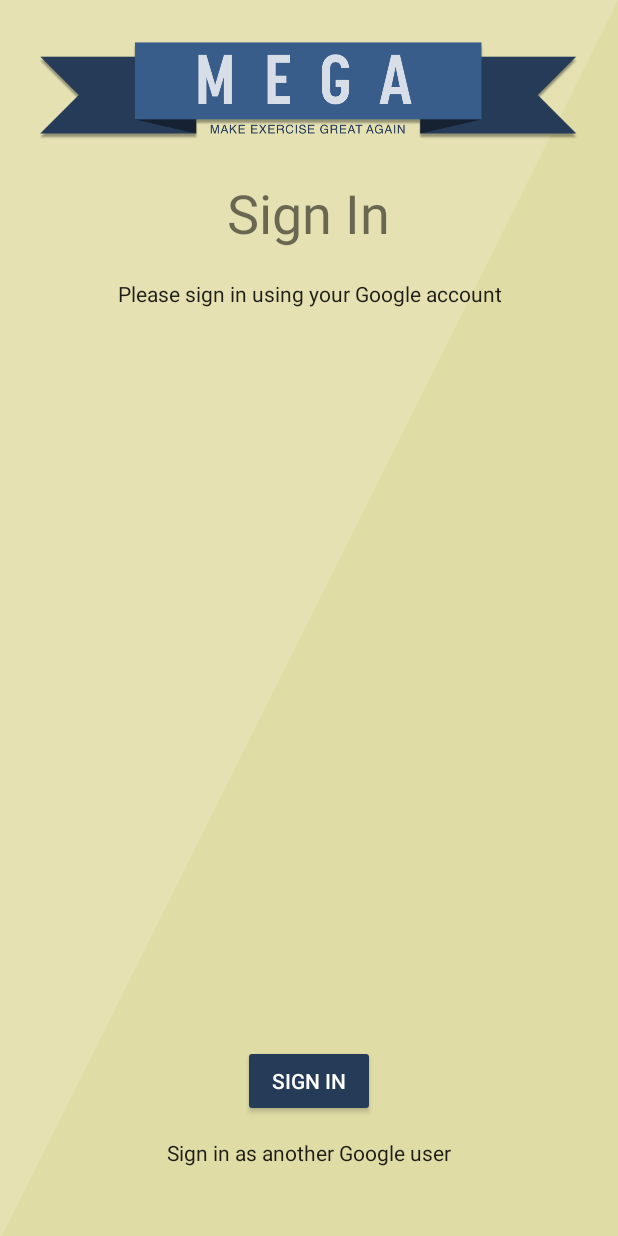
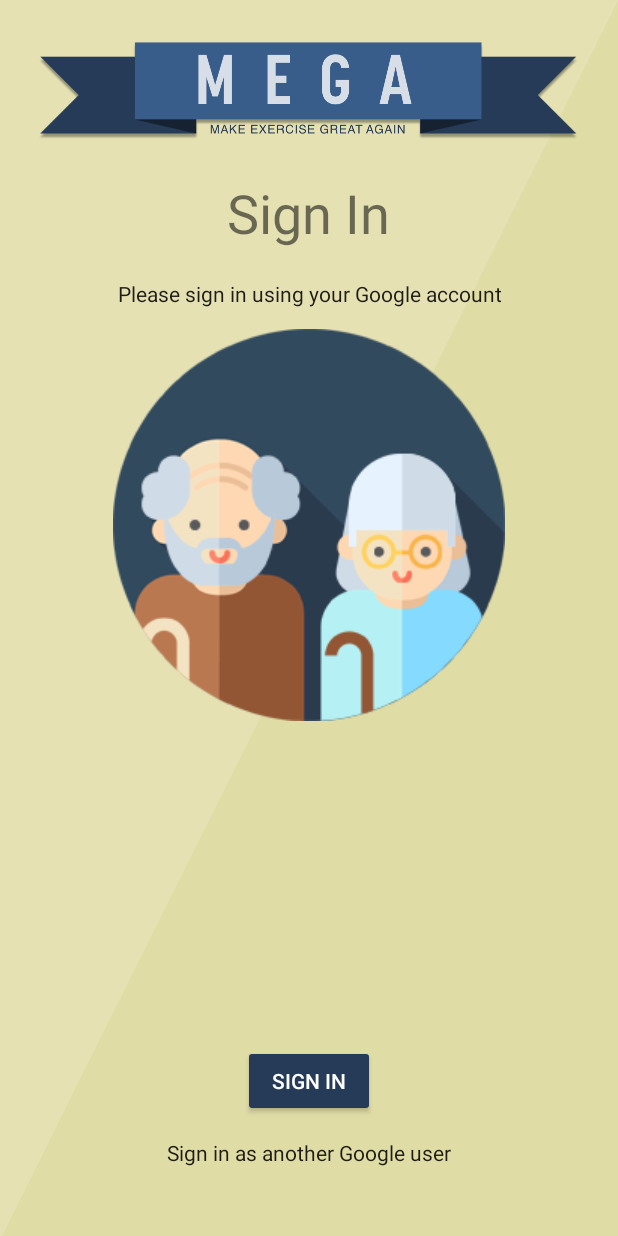
Before and after one commit to csievan/ProjectMEGA, an Android app: the screen it shows after launch (GoogleSignInActivity), on a phone screen of 412 x 824 dp. Run offline under Robolectric (Android 15) with nearby library versions, the phone set to English and light mode, and no system bars; our stand-ins replace Firebase (no records; nobody signed in at launch, a user with empty details on screens opened directly).

Commit message:
Updated login page with an image to make the user experience soooo good

```diff
--- a/app/src/main/res/layout/activity_google.xml
+++ b/app/src/main/res/layout/activity_google.xml
@@ -1,5 +1,6 @@
 <LinearLayout xmlns:android="http://schemas.android.com/apk/res/android"
-    xmlns:tools="http://schemas.android.com/tools"
+              xmlns:app="http://schemas.android.com/apk/res-auto"
+              xmlns:tools="http://schemas.android.com/tools"
     android:id="@+id/main_layout"
     android:layout_width="match_parent"
     android:layout_height="match_parent"
@@ -32,8 +33,14 @@
         <TextView
             android:id="@+id/status"
             style="@style/ThemeOverlay.MyTextDetail"
-            android:text="Please sign in using your Google account" />
+            android:text="Please sign in using your Google account"
+            android:layout_marginBottom="10dp"/>
 
+        <ImageView
+            android:id="@+id/imageView3"
+            android:layout_width="match_parent"
+            android:layout_height="wrap_content"
+            app:srcCompat="@drawable/grannies"/>
 
     </LinearLayout>
 
```
Also changed, not shown: app/src/main/res/drawable-mdpi/grannies.png (added).
